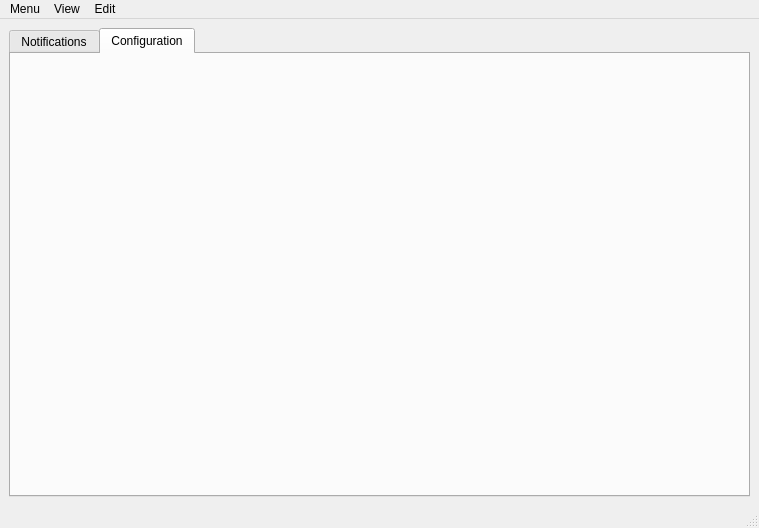
Qt form ui/mainwindow.ui (YotsuyaNight/reddit-notifier) before a commit.
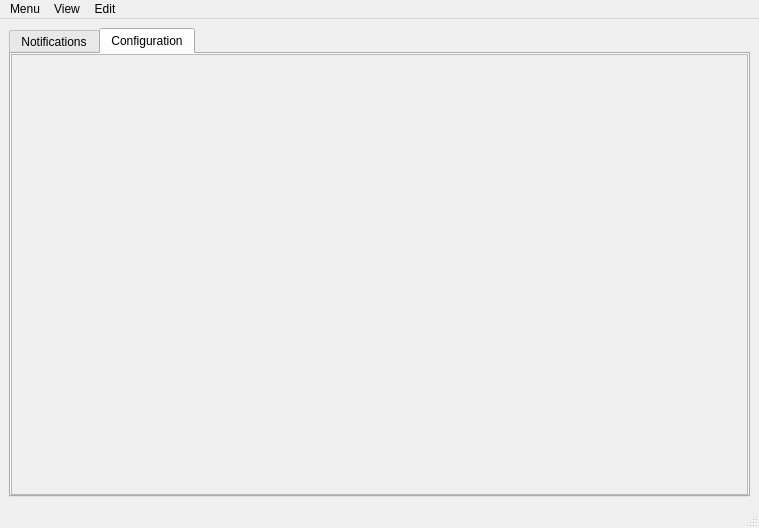
The same form after that commit. The open tabs and pages were chosen to show the change.

Commit message: Added Notifiers config UI

```diff
--- a/ui/mainwindow.ui
+++ b/ui/mainwindow.ui
@@ -50,9 +50,81 @@
        </layout>
       </widget>
       <widget class="QWidget" name="tab_2">
+       <property name="sizePolicy">
+        <sizepolicy hsizetype="Preferred" vsizetype="Preferred">
+         <horstretch>0</horstretch>
+         <verstretch>0</verstretch>
+        </sizepolicy>
+       </property>
        <attribute name="title">
         <string>Configuration</string>
        </attribute>
+       <layout class="QGridLayout" name="gridLayout_3">
+        <property name="leftMargin">
+         <number>0</number>
+        </property>
+        <property name="topMargin">
+         <number>0</number>
+        </property>
+        <property name="rightMargin">
+         <number>0</number>
+        </property>
+        <property name="bottomMargin">
+         <number>0</number>
+        </property>
+        <property name="spacing">
+         <number>0</number>
+        </property>
+        <item row="0" column="0">
+         <widget class="QScrollArea" name="scrollArea_2">
+          <property name="sizePolicy">
+           <sizepolicy hsizetype="Expanding" vsizetype="Minimum">
+            <horstretch>0</horstretch>
+            <verstretch>0</verstretch>
+           </sizepolicy>
+          </property>
+          <property name="widgetResizable">
+           <bool>true</bool>
+          </property>
+          <widget class="QWidget" name="scrollAreaWidgetContents_2">
+           <property name="geometry">
+            <rect>
+             <x>0</x>
+             <y>0</y>
+             <width>733</width>
+             <height>423</height>
+            </rect>
+           </property>
+           <property name="sizePolicy">
+            <sizepolicy hsizetype="Preferred" vsizetype="Minimum">
+             <horstretch>0</horstretch>
+             <verstretch>0</verstretch>
+            </sizepolicy>
+           </property>
+           <layout class="QVBoxLayout" name="verticalLayout">
+            <property name="spacing">
+             <number>0</number>
+            </property>
+            <property name="leftMargin">
+             <number>0</number>
+            </property>
+            <property name="topMargin">
+             <number>0</number>
+            </property>
+            <property name="rightMargin">
+             <number>0</number>
+            </property>
+            <property name="bottomMargin">
+             <number>0</number>
+            </property>
+            <item>
+             <layout class="QVBoxLayout" name="notifiersView"/>
+            </item>
+           </layout>
+          </widget>
+         </widget>
+        </item>
+       </layout>
       </widget>
      </widget>
     </item>
```
Left out of the diff: 44 changed lines with no effect on the pictures. The commit also changes 7 other files.
